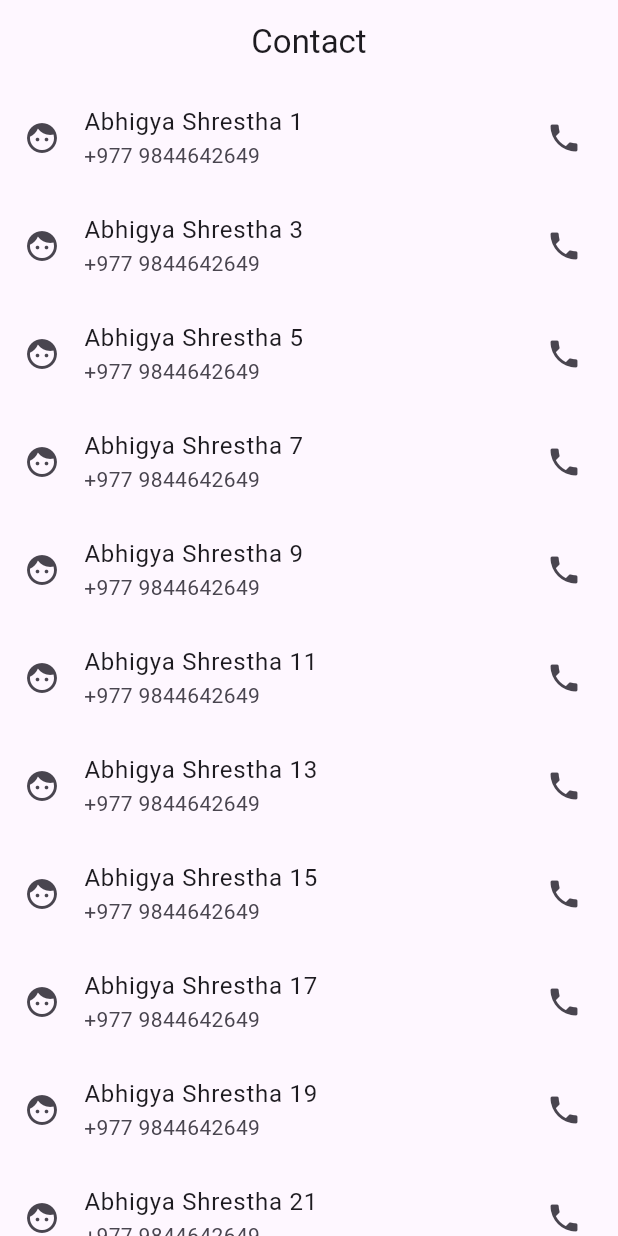
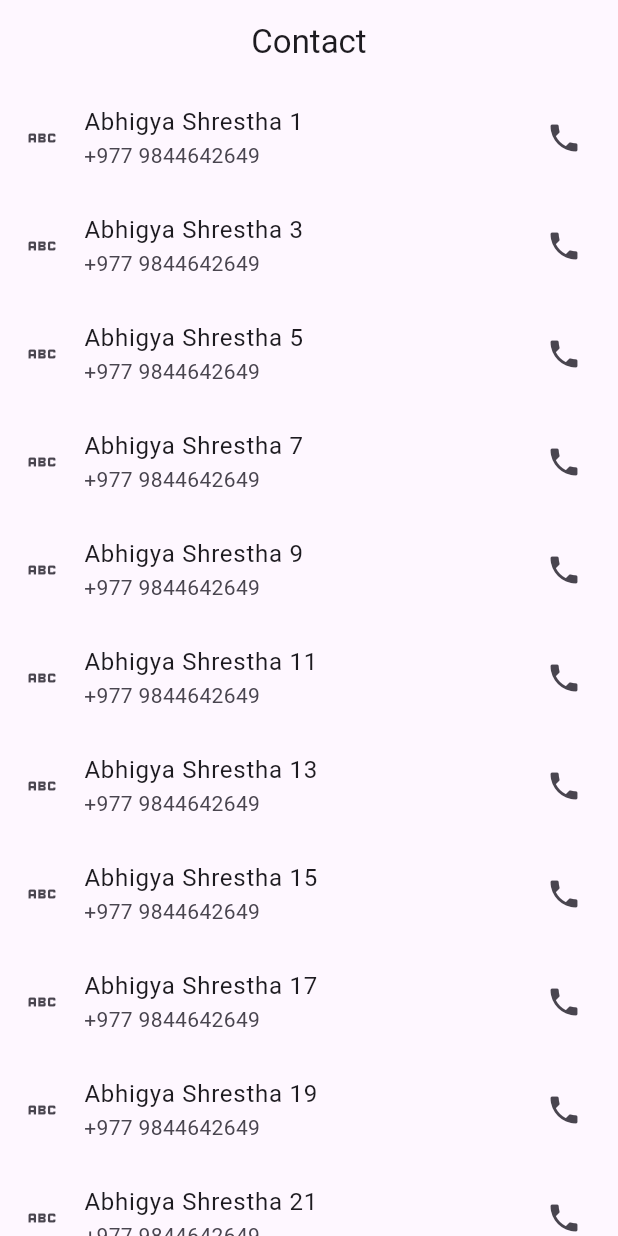
Before and after one commit to AbhigyaShrestha2060/first_app, a Flutter app: the screen it shows after launch, on a phone screen of 412 x 824 dp. Run offline on Flutter 3.47's test engine with Material 3 defaults, Android fonts, the phone set to English and light mode, and no system bars.

Commit message:
icon changed

```diff
--- a/lib/common_widget/list_tile_widget.dart
+++ b/lib/common_widget/list_tile_widget.dart
@@ -6,7 +6,7 @@ class ListTileWidget extends StatelessWidget {
   @override
   Widget build(BuildContext context) {
     return ListTile(
-      leading: const Icon(Icons.face),
+      leading: const Icon(Icons.abc),
       title: Text('Abhigya Shrestha $index'),
       subtitle: const Text("+977 9844642649"),
       trailing: const Icon(Icons.phone),
```
